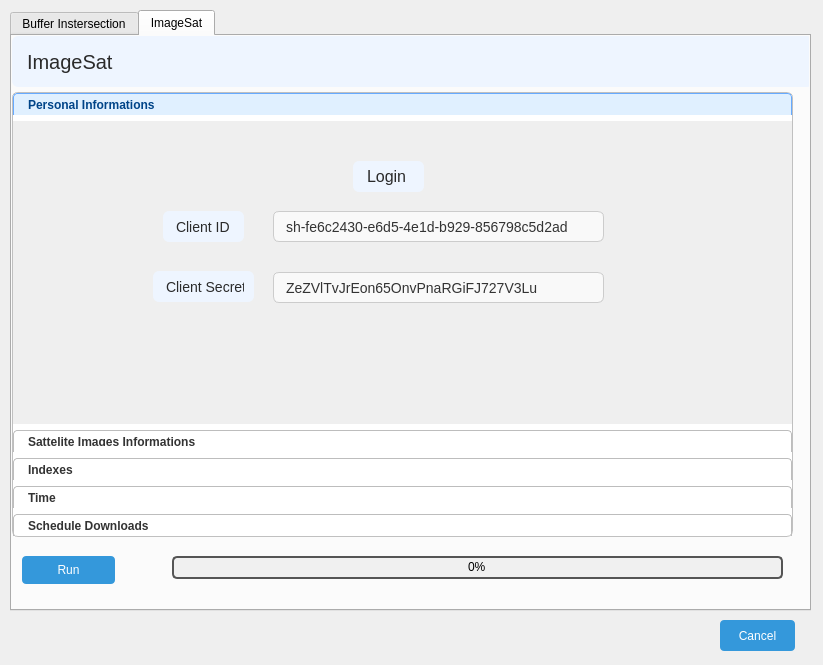
Qt form zone_scan_dialog_base.ui (AdnanBenaboud/QGIS-Zone-Scan) before a commit.
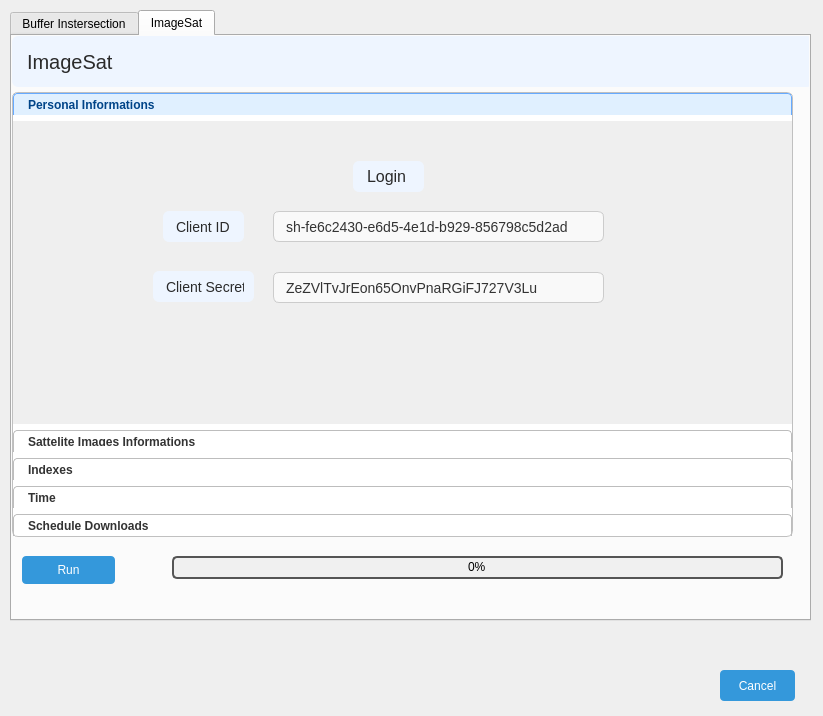
The same form after that commit. The open tabs and pages were chosen to show the change. Icons and pictures are not drawn. Custom widgets are drawn as their Qt base class.

```diff
--- a/zone_scan_dialog_base.ui
+++ b/zone_scan_dialog_base.ui
@@ -7,7 +7,7 @@
     <x>0</x>
     <y>0</y>
     <width>823</width>
-    <height>665</height>
+    <height>716</height>
    </rect>
   </property>
   <property name="windowTitle">
@@ -17,7 +17,7 @@
    <property name="geometry">
     <rect>
      <x>720</x>
-     <y>620</y>
+     <y>670</y>
      <width>75</width>
      <height>31</height>
     </rect>
@@ -49,7 +49,7 @@
      <x>10</x>
      <y>10</y>
      <width>801</width>
-     <height>601</height>
+     <height>611</height>
     </rect>
    </property>
    <property name="currentIndex">
```
Left out of the diff: 20 changed lines with no effect on the pictures.
